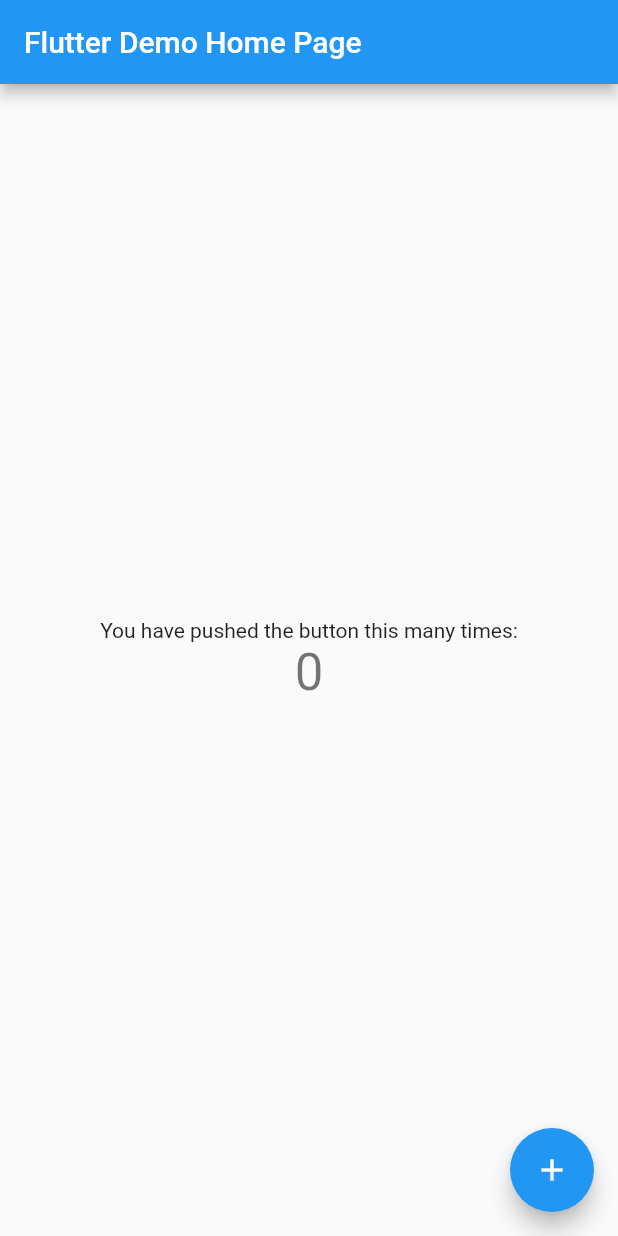
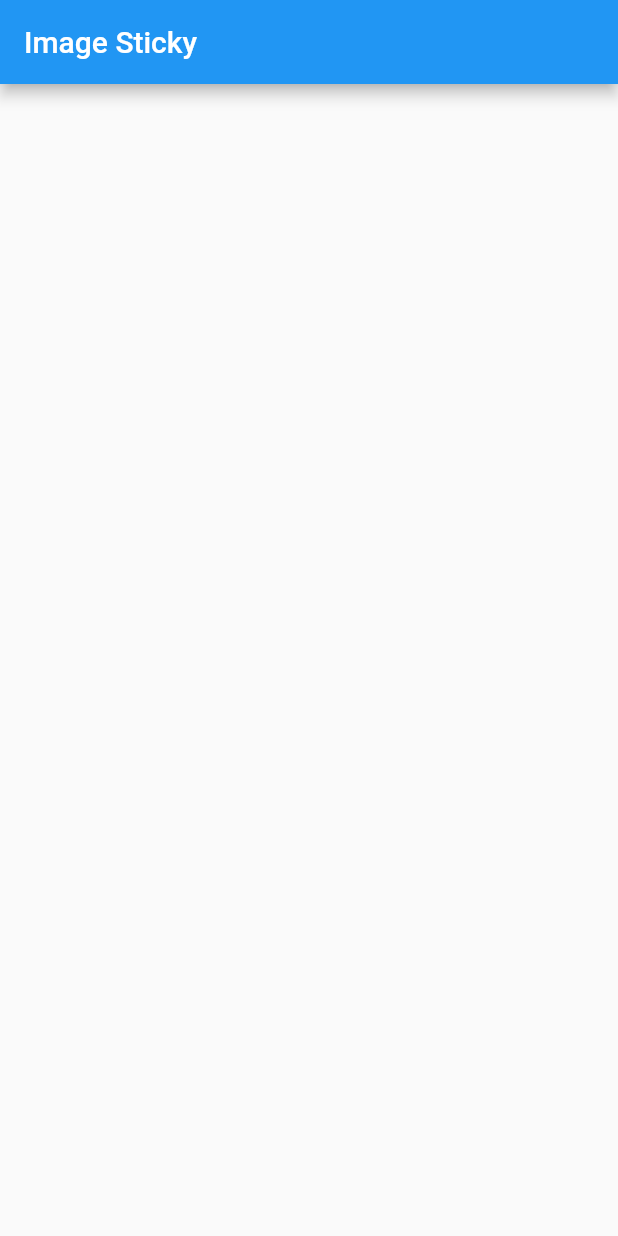
Before and after one commit to CORDEA/image_sticky, a Flutter app: the screen it shows after launch, on a phone screen of 412 x 824 dp. Run offline on Flutter 3.47's test engine with Material 2 defaults, Android fonts, the phone set to English and light mode, and no system bars.

Commit message:
remove unnecessary widget

```diff
--- /dev/null
+++ b/lib/home.dart
@@ -0,0 +1,13 @@
+import 'package:flutter/material.dart';
+
+class HomePage extends StatelessWidget {
+  const HomePage({Key? key}) : super(key: key);
+
+  @override
+  Widget build(BuildContext context) {
+    return Scaffold(
+      appBar: AppBar(title: const Text('Image Sticky')),
+      body: const Center(),
+    );
+  }
+}
--- a/lib/main.dart
+++ b/lib/main.dart
@@ -1,4 +1,6 @@
 import 'package:flutter/material.dart';
+
+import 'home.dart';
 
 void main() {
   runApp(const MyApp());
@@ -7,109 +9,12 @@
 class MyApp extends StatelessWidget {
   const MyApp({Key? key}) : super(key: key);
 
-  // This widget is the root of your application.
   @override
   Widget build(BuildContext context) {
     return MaterialApp(
-      title: 'Flutter Demo',
-      theme: ThemeData(
-        // This is the theme of your application.
-        //
-        // Try running your application with "flutter run". You'll see the
-        // application has a blue toolbar. Then, without quitting the app, try
-        // changing the primarySwatch below to Colors.green and then invoke
-        // "hot reload" (press "r" in the console where you ran "flutter run",
-        // or simply save your changes to "hot reload" in a Flutter IDE).
-        // Notice that the counter didn't reset back to zero; the application
-        // is not restarted.
-        primarySwatch: Colors.blue,
-      ),
-      home: const MyHomePage(title: 'Flutter Demo Home Page'),
+      title: 'Image Sticky',
+      theme: ThemeData(primarySwatch: Colors.blue),
+      home: const HomePage(),
     );
   }
 }
-
-class MyHomePage extends StatefulWidget {
-  const MyHomePage({Key? key, required this.title}) : super(key: key);
-
-  // This widget is the home page of your application. It is stateful, meaning
-  // that it has a State object (defined below) that contains fields that affect
-  // how it looks.
-
-  // This class is the configuration for the state. It holds the values (in this
-  // case the title) provided by the parent (in this case the App widget) and
-  // used by the build method of the State. Fields in a Widget subclass are
-  // always marked "final".
-
-  final String title;
-
-  @override
-  State<MyHomePage> createState() => _MyHomePageState();
-}
-
-class _MyHomePageState extends State<MyHomePage> {
-  int _counter = 0;
-
-  void _incrementCounter() {
-    setState(() {
-      // This call to setState tells the Flutter framework that something has
-      // changed in this State, which causes it to rerun the build method below
-      // so that the display can reflect the updated values. If we changed
-      // _counter without calling setState(), then the build method would not be
-      // called again, and so nothing would appear to happen.
-      _counter++;
-    });
-  }
-
-  @override
-  Widget build(BuildContext context) {
-    // This method is rerun every time setState is called, for instance as done
-    // by the _incrementCounter method above.
-    //
-    // The Flutter framework has been optimized to make rerunning build methods
-    // fast, so that you can just rebuild anything that needs updating rather
-    // than having to individually change instances of widgets.
-    return Scaffold(
-      appBar: AppBar(
-        // Here we take the value from the MyHomePage object that was created by
-        // the App.build method, and use it to set our appbar title.
-        title: Text(widget.title),
-      ),
-      body: Center(
-        // Center is a layout widget. It takes a single child and positions it
-        // in the middle of the parent.
-        child: Column(
-          // Column is also a layout widget. It takes a list of children and
-          // arranges them vertically. By default, it sizes itself to fit its
-          // children horizontally, and tries to be as tall as its parent.
-          //
-          // Invoke "debug painting" (press "p" in the console, choose the
-          // "Toggle Debug Paint" action from the Flutter Inspector in Android
-          // Studio, or the "Toggle Debug Paint" command in Visual Studio Code)
-          // to see the wireframe for each widget.
-          //
-          // Column has various properties to control how it sizes itself and
-          // how it positions its children. Here we use mainAxisAlignment to
-          // center the children vertically; the main axis here is the vertical
-          // axis because Columns are vertical (the cross axis would be
-          // horizontal).
-          mainAxisAlignment: MainAxisAlignment.center,
-          children: <Widget>[
-            const Text(
-              'You have pushed the button this many times:',
-            ),
-            Text(
-              '$_counter',
-              style: Theme.of(context).textTheme.headline4,
-            ),
-          ],
-        ),
-      ),
-      floatingActionButton: FloatingActionButton(
-        onPressed: _incrementCounter,
-        tooltip: 'Increment',
-        child: const Icon(Icons.add),
-      ), // This trailing comma makes auto-formatting nicer for build methods.
-    );
-  }
-}
```
Also changed, not shown: 1 other file.
